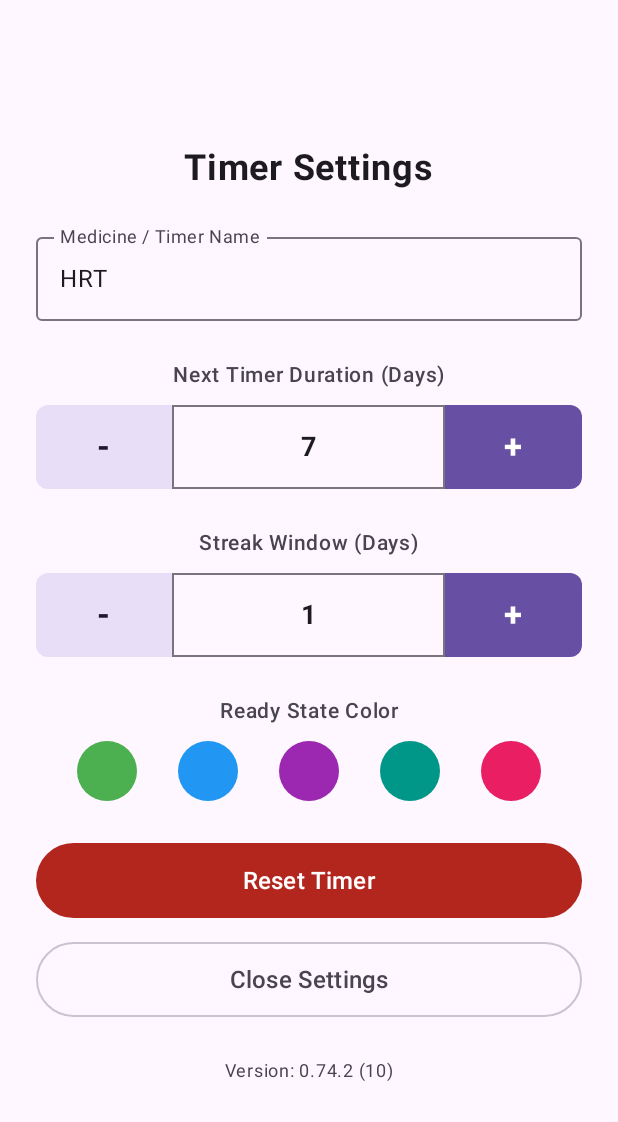
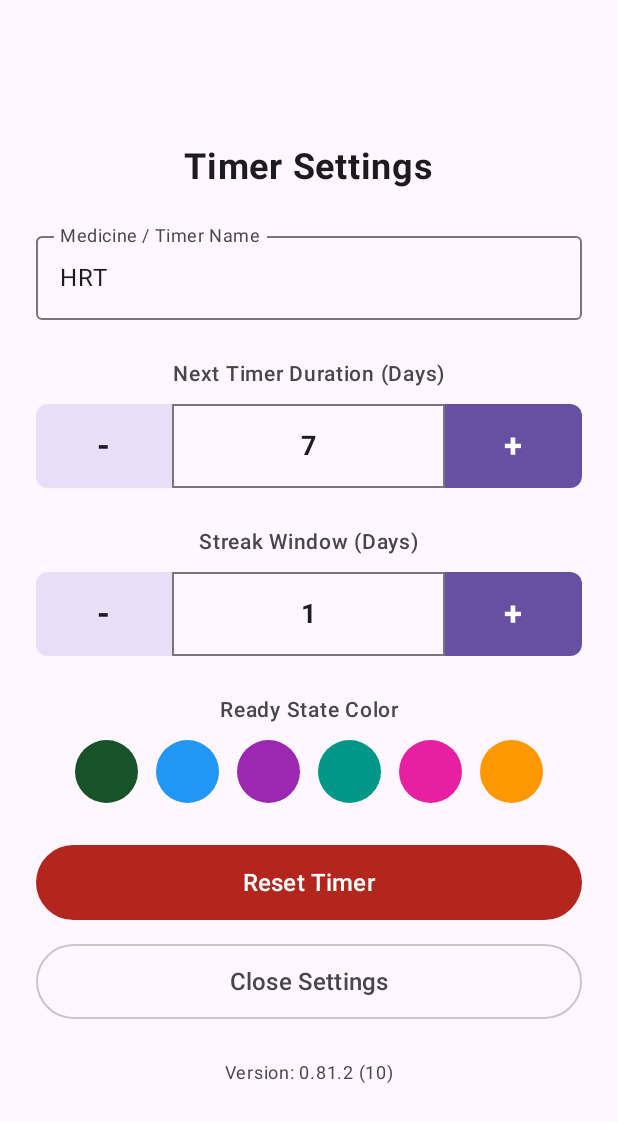
Before and after one commit to overripe-peach/hrt-timer, an Android app built with Jetpack Compose: the SettingsActivity screen opened directly, with no data from a screen before it, on a phone screen of 412 x 824 dp. Shown: the top 1122 px of the screen. Run offline under Robolectric (Android 15) with nearby library versions, the phone set to English and light mode, and no system bars.

Commit message:
-bumped to version v0.8 /version code 10
New feature:
-on first run of a widget instance, it gives a choose start date screen and then brings user into the settings. Should fix the "how do i remember to start using this problem"

Changes:
- changed default duration to 7 days, and default streak to 1 day.
-cleaned up variable naming in TimerPreferences.kt
-bumped gradle version
-changed color options
-color picker now circles which color you've already chosen

# Conflicts:
#	app/build.gradle.kts

```diff
--- a/app/build.gradle.kts
+++ b/app/build.gradle.kts
@@ -22,7 +22,7 @@ android {
         minSdk = 24
         targetSdk = 37
         versionCode = 10
-        versionName = "0.74.2"
+        versionName = "0.81.2"
 
         testInstrumentationRunner = "androidx.test.runner.AndroidJUnitRunner"
     }
--- a/app/src/main/java/com/gayoddities/hrttimer/SettingsActivity.kt
+++ b/app/src/main/java/com/gayoddities/hrttimer/SettingsActivity.kt
@@ -4,6 +4,7 @@ import android.os.Bundle
 import android.widget.Toast
 import androidx.activity.ComponentActivity
 import androidx.activity.compose.setContent
+import androidx.compose.foundation.BorderStroke
 import androidx.compose.foundation.layout.*
 import androidx.compose.foundation.text.KeyboardOptions
 import androidx.compose.material3.*
@@ -134,6 +135,7 @@ fun SettingsScreen(
 
     var durationText by remember { mutableStateOf(initialDisplayValue) }
     var medicineText by remember { mutableStateOf(initialMedicine) }
+    var selectedColor by remember { mutableIntStateOf(initialColor) }
 
     fun persistDuration(value: Int, tier: String) {
         val durationMs = when (tier) {
@@ -433,25 +435,37 @@ fun SettingsScreen(
             Spacer(modifier = Modifier.height(8.dp))
 
             val presetColors = listOf(
-                0xFF4CAF50, // Green
+                0xFF175229, // Green
                 0xFF2196F3, // Blue
                 0xFF9C27B0, // Purple
                 0xFF009688, // Teal
-                0xFFE91E63  // Pink
+                0xFFE620A1, // Pink
+                0xFFFF9800, // Orange
             )
 
-            Row(
+            FlowRow(
                 modifier = Modifier.fillMaxWidth(),
-                horizontalArrangement = Arrangement.SpaceEvenly
+                horizontalArrangement = Arrangement.spacedBy(12.dp, Alignment.CenterHorizontally),
+                verticalArrangement = Arrangement.spacedBy(12.dp)
             ) {
                 presetColors.forEach { colorVal ->
-                    val color = Color(colorVal)
+                    val colorInt = colorVal.toInt()
+                    val isSelected = selectedColor == colorInt
+
                     Surface(
                         modifier = Modifier
-                            .size(40.dp)
-                            .clickable { onSaveColor(colorVal.toInt()) },
+                            .size(42.dp)
+                            .clickable {
+                                selectedColor = colorInt
+                                onSaveColor(colorInt)
+                            },
                         shape = androidx.compose.foundation.shape.CircleShape,
-                        color = color
+                        color = Color(colorVal),
+                        border = if (isSelected) {
+                            BorderStroke(3.dp, MaterialTheme.colorScheme.onSurface)
+                        } else {
+                            null
+                        }
                     ) {}
                 }
             }
```
